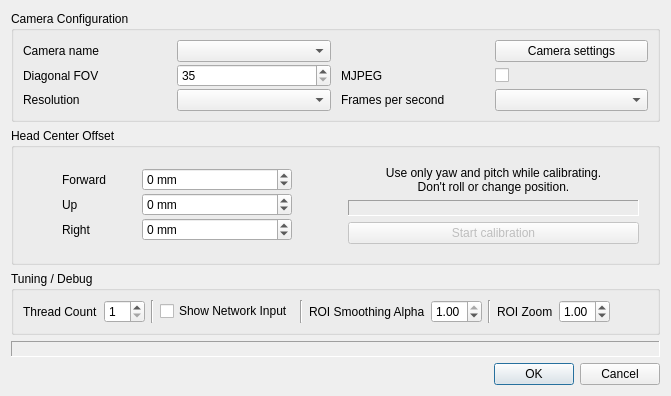
opentrack/opentrack, file tracker-neuralnet/neuralnet-trackercontrols.ui: the form before one commit.
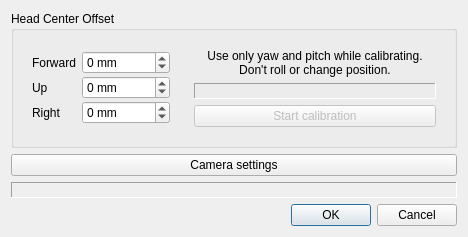
The form after the commit.

Commit message: tracker/nn: remove hardcoded camera settings from ui

The edit to the form file:
```diff
--- a/tracker-neuralnet/neuralnet-trackercontrols.ui
+++ b/tracker-neuralnet/neuralnet-trackercontrols.ui
@@ -9,391 +9,38 @@
    <rect>
     <x>0</x>
     <y>0</y>
-    <width>671</width>
-    <height>357</height>
+    <width>445</width>
+    <height>226</height>
    </rect>
   </property>
   <property name="windowTitle">
    <string>Tracker settings</string>
   </property>
   <layout class="QGridLayout" name="gridLayout">
-   <item row="2" column="0">
-    <widget class="QGroupBox" name="groupBox">
-     <property name="sizePolicy">
-      <sizepolicy hsizetype="Preferred" vsizetype="Preferred">
-       <horstretch>0</horstretch>
-       <verstretch>0</verstretch>
-      </sizepolicy>
-     </property>
-     <property name="autoFillBackground">
-      <bool>true</bool>
-     </property>
-     <property name="title">
-      <string>Camera Configuration</string>
-     </property>
-     <property name="flat">
-      <bool>false</bool>
-     </property>
-     <property name="checkable">
-      <bool>false</bool>
-     </property>
-     <layout class="QHBoxLayout" name="horizontalLayout">
-      <property name="spacing">
-       <number>10</number>
-      </property>
-      <property name="bottomMargin">
-       <number>8</number>
-      </property>
-      <item>
-       <layout class="QGridLayout" name="gridLayout_3">
-        <property name="sizeConstraint">
-         <enum>QLayout::SetDefaultConstraint</enum>
-        </property>
-        <property name="leftMargin">
-         <number>0</number>
-        </property>
-        <property name="topMargin">
-         <number>0</number>
-        </property>
-        <property name="rightMargin">
-         <number>0</number>
-        </property>
-        <property name="bottomMargin">
-         <number>0</number>
-        </property>
-        <property name="horizontalSpacing">
-         <number>0</number>
-        </property>
-        <property name="verticalSpacing">
-         <number>2</number>
-        </property>
-        <item row="0" column="1">
-         <widget class="QComboBox" name="cameraName">
-          <property name="sizePolicy">
-           <sizepolicy hsizetype="Preferred" vsizetype="Preferred">
-            <horstretch>0</horstretch>
-            <verstretch>0</verstretch>
-           </sizepolicy>
-          </property>
-         </widget>
-        </item>
-        <item row="1" column="0">
-         <widget class="QLabel" name="label_9">
-          <property name="text">
-           <string>Diagonal FOV</string>
-          </property>
-         </widget>
-        </item>
-        <item row="0" column="0">
-         <widget class="QLabel" name="label_10">
-          <property name="text">
-           <string>Camera name</string>
-          </property>
-         </widget>
-        </item>
-        <item row="1" column="1">
-         <widget class="QSpinBox" name="cameraFOV">
-          <property name="sizePolicy">
-           <sizepolicy hsizetype="Preferred" vsizetype="Preferred">
-            <horstretch>0</horstretch>
-            <verstretch>0</verstretch>
-           </sizepolicy>
-          </property>
-          <property name="toolTip">
-           <string>Field of view. Needed to transform the pose to world coordinates.</string>
-          </property>
-          <property name="locale">
-           <locale language="English" country="UnitedStates"/>
-          </property>
-          <property name="minimum">
-           <number>35</number>
-          </property>
-          <property name="maximum">
-           <number>90</number>
-          </property>
-         </widget>
-        </item>
-        <item row="2" column="1">
-         <widget class="QComboBox" name="resolution">
-          <property name="sizePolicy">
-           <sizepolicy hsizetype="Preferred" vsizetype="Preferred">
-            <horstretch>0</horstretch>
-            <verstretch>0</verstretch>
-           </sizepolicy>
-          </property>
-          <property name="toolTip">
-           <string>The requested resolution for cases where the camera delivers maximum frame rate only for a particular resolution. The image may still be downscaled to the internal resolution.</string>
-          </property>
-         </widget>
-        </item>
-        <item row="2" column="0">
-         <widget class="QLabel" name="resolution_label">
-          <property name="text">
-           <string>Resolution</string>
-          </property>
-         </widget>
-        </item>
-       </layout>
-      </item>
-      <item>
-       <layout class="QGridLayout" name="gridLayout_6">
-        <property name="leftMargin">
-         <number>0</number>
-        </property>
-        <property name="topMargin">
-         <number>0</number>
-        </property>
-        <property name="rightMargin">
-         <number>0</number>
-        </property>
-        <property name="bottomMargin">
-         <number>0</number>
-        </property>
-        <property name="horizontalSpacing">
-         <number>0</number>
-        </property>
-        <property name="verticalSpacing">
-         <number>2</number>
-        </property>
-        <item row="4" column="1">
-         <widget class="QComboBox" name="cameraFPS">
-          <property name="sizePolicy">
-           <sizepolicy hsizetype="Preferred" vsizetype="Preferred">
-            <horstretch>0</horstretch>
-            <verstretch>0</verstretch>
-           </sizepolicy>
-          </property>
-          <property name="toolTip">
-           <string>Requested video frame rate. Actual setting may not be supported by the camera.</string>
-          </property>
-         </widget>
-        </item>
-        <item row="4" column="0">
-         <widget class="QLabel" name="label_12">
-          <property name="text">
-           <string>Frames per second</string>
-          </property>
-         </widget>
-        </item>
-        <item row="2" column="1">
-         <widget class="QCheckBox" name="use_mjpeg">
-          <property name="sizePolicy">
-           <sizepolicy hsizetype="Minimum" vsizetype="Preferred">
-            <horstretch>0</horstretch>
-            <verstretch>0</verstretch>
-           </sizepolicy>
-          </property>
-          <property name="minimumSize">
-           <size>
-            <width>0</width>
-            <height>0</height>
-           </size>
-          </property>
-          <property name="text">
-           <string/>
-          </property>
-         </widget>
-        </item>
-        <item row="2" column="0">
-         <widget class="QLabel" name="label_11">
-          <property name="text">
-           <string>MJPEG</string>
-          </property>
-         </widget>
-        </item>
-        <item row="0" column="1">
-         <widget class="QPushButton" name="camera_settings">
-          <property name="sizePolicy">
-           <sizepolicy hsizetype="Preferred" vsizetype="Preferred">
-            <horstretch>0</horstretch>
-            <verstretch>0</verstretch>
-           </sizepolicy>
-          </property>
-          <property name="text">
-           <string>Camera settings</string>
-          </property>
-         </widget>
-        </item>
-       </layout>
-      </item>
-     </layout>
-    </widget>
-   </item>
-   <item row="9" column="0">
+   <item row="8" column="0">
     <widget class="QDialogButtonBox" name="buttonBox">
      <property name="standardButtons">
       <set>QDialogButtonBox::Cancel|QDialogButtonBox::Ok</set>
      </property>
     </widget>
    </item>
-   <item row="5" column="0">
-    <widget class="QGroupBox" name="tuningOptionsBox">
-     <property name="sizePolicy">
-      <sizepolicy hsizetype="Preferred" vsizetype="Preferred">
-       <horstretch>0</horstretch>
-       <verstretch>0</verstretch>
-      </sizepolicy>
-     </property>
-     <property name="minimumSize">
-      <size>
-       <width>0</width>
-       <height>0</height>
-      </size>
-     </property>
+   <item row="6" column="0">
+    <widget class="QLabel" name="resolution_display">
      <property name="autoFillBackground">
       <bool>true</bool>
      </property>
-     <property name="title">
-      <string>Tuning / Debug</string>
+     <property name="frameShape">
+      <enum>QFrame::Panel</enum>
      </property>
-     <layout class="QGridLayout" name="gridLayout_2">
-      <item row="0" column="10">
-       <widget class="Line" name="line_2">
-        <property name="orientation">
-         <enum>Qt::Vertical</enum>
-        </property>
-       </widget>
-      </item>
-      <item row="0" column="1">
-       <widget class="QSpinBox" name="threadCount">
-        <property name="toolTip">
-         <string>Number of threads. Can be used to balance the CPU load between the game and the tracker.</string>
-        </property>
-        <property name="minimum">
-         <number>1</number>
-        </property>
-        <property name="maximum">
-         <number>32</number>
-        </property>
-       </widget>
-      </item>
-      <item row="0" column="4">
-       <widget class="Line" name="line">
-        <property name="orientation">
-         <enum>Qt::Vertical</enum>
-        </property>
-       </widget>
-      </item>
-      <item row="0" column="8">
-       <widget class="QLabel" name="roiFilterAlphaLabel">
-        <property name="sizePolicy">
-         <sizepolicy hsizetype="Minimum" vsizetype="Minimum">
-          <horstretch>0</horstretch>
-          <verstretch>0</verstretch>
-         </sizepolicy>
-        </property>
-        <property name="text">
-         <string>ROI Smoothing Alpha</string>
-        </property>
-       </widget>
-      </item>
-      <item row="0" column="11">
-       <widget class="QLabel" name="roiZoomLabel">
-        <property name="text">
-         <string>ROI Zoom</string>
-        </property>
-       </widget>
-      </item>
-      <item row="0" column="2">
-       <widget class="Line" name="line_3">
-        <property name="orientation">
-         <enum>Qt::Vertical</enum>
-        </property>
-       </widget>
-      </item>
-      <item row="0" column="3">
-       <widget class="QCheckBox" name="showNetworkInput">
-        <property name="sizePolicy">
-         <sizepolicy hsizetype="Minimum" vsizetype="Fixed">
-          <horstretch>0</horstretch>
-          <verstretch>0</verstretch>
-         </sizepolicy>
-        </property>
-        <property name="toolTip">
-         <string>Show the image patch that the pose estimation model sees.</string>
-        </property>
-        <property name="text">
-         <string>Show Network Input</string>
-        </property>
-       </widget>
-      </item>
-      <item row="0" column="9">
-       <widget class="QDoubleSpinBox" name="roiFilterAlpha">
-        <property name="sizePolicy">
-         <sizepolicy hsizetype="Minimum" vsizetype="Fixed">
-          <horstretch>0</horstretch>
-          <verstretch>0</verstretch>
-         </sizepolicy>
-        </property>
-        <property name="maximumSize">
-         <size>
-          <width>150</width>
-          <height>16777215</height>
-         </size>
-        </property>
-        <property name="toolTip">
-         <string>Amount of smoothing of the face region coordinates. Can help stabilize the pose.</string>
-        </property>
-        <property name="wrapping">
-         <bool>false</bool>
-        </property>
-        <property name="decimals">
-         <number>2</number>
-        </property>
-        <property name="maximum">
-         <double>1.000000000000000</double>
-        </property>
-        <property name="singleStep">
-         <double>0.010000000000000</double>
-        </property>
-        <property name="value">
-         <double>1.000000000000000</double>
-        </property>
-       </widget>
-      </item>
-      <item row="0" column="0">
-       <widget class="QLabel" name="threadCountLabel">
-        <property name="text">
-         <string>Thread Count</string>
-        </property>
-       </widget>
-      </item>
-      <item row="0" column="12">
-       <widget class="QDoubleSpinBox" name="roiZoom">
-        <property name="toolTip">
-         <string>Zoom factor for the face region. Applied before the patch is fed into the pose estimation model. There is a sweet spot near 1.</string>
-        </property>
-        <property name="minimum">
-         <double>0.100000000000000</double>
-        </property>
-        <property name="maximum">
-         <double>2.000000000000000</double>
-        </property>
-        <property name="singleStep">
-         <double>0.010000000000000</double>
-        </property>
-        <property name="value">
-         <double>1.000000000000000</double>
-        </property>
-       </widget>
-      </item>
-      <item row="0" column="13">
-       <spacer name="horizontalSpacer">
-        <property name="orientation">
-         <enum>Qt::Horizontal</enum>
-        </property>
-        <property name="sizeHint" stdset="0">
-         <size>
-          <width>40</width>
-          <height>20</height>
-         </size>
-        </property>
-       </spacer>
-      </item>
-     </layout>
+     <property name="frameShadow">
+      <enum>QFrame::Sunken</enum>
+     </property>
+     <property name="text">
+      <string notr="true"/>
+     </property>
     </widget>
    </item>
-   <item row="4" column="0">
+   <item row="3" column="0">
     <widget class="QGroupBox" name="groupBox_10">
      <property name="sizePolicy">
       <sizepolicy hsizetype="Preferred" vsizetype="Preferred">
@@ -613,19 +260,16 @@
      </layout>
     </widget>
    </item>
-   <item row="8" column="0">
-    <widget class="QLabel" name="resolution_display">
-     <property name="autoFillBackground">
-      <bool>true</bool>
-     </property>
-     <property name="frameShape">
-      <enum>QFrame::Panel</enum>
-     </property>
-     <property name="frameShadow">
-      <enum>QFrame::Sunken</enum>
+   <item row="4" column="0">
+    <widget class="QPushButton" name="camera_settings">
+     <property name="sizePolicy">
+      <sizepolicy hsizetype="Preferred" vsizetype="Preferred">
+       <horstretch>0</horstretch>
+       <verstretch>0</verstretch>
+      </sizepolicy>
      </property>
      <property name="text">
-      <string notr="true"/>
+      <string>Camera settings</string>
      </property>
     </widget>
    </item>
```
The commit also changes 5 other files.
